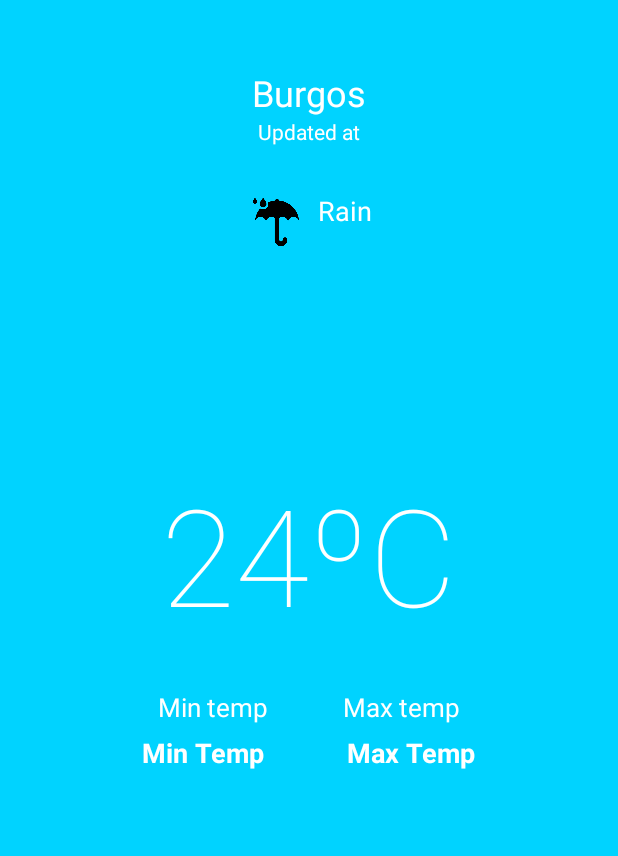
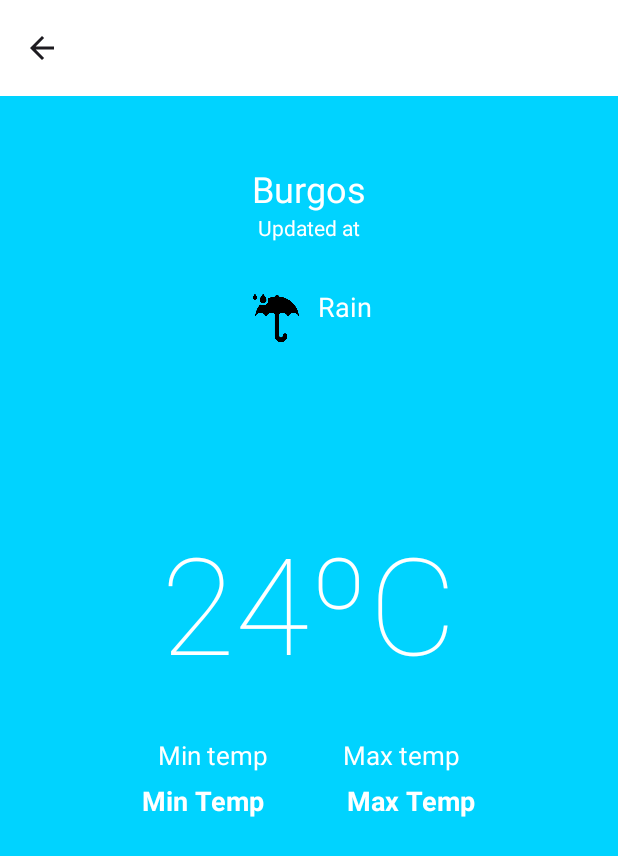
Before and after one commit to mariaperez15/myWeatherApp, an Android app: the SecondActivity screen opened directly, with no data from a screen before it, after a tap on "Burgos", on a phone screen of 412 x 824 dp. Shown: the top 856 px of the screen. Run offline under Robolectric (Android 15) with nearby library versions, the phone set to English and light mode, and no system bars.

Commit message:
añade toolbar en las dos segundas vistas (ciudades y detalles de ciudades)

```diff
--- a/app/src/main/AndroidManifest.xml
+++ b/app/src/main/AndroidManifest.xml
@@ -16,7 +16,7 @@
         tools:targetApi="31">
         <activity
             android:name=".SecondActivity"
-            android:exported="false" />
+            android:exported="false"/>
         <activity
             android:name=".MainActivity"
             android:exported="true">
--- a/app/src/main/java/com/example/myweatherapp/CityDetailFragment.kt
+++ b/app/src/main/java/com/example/myweatherapp/CityDetailFragment.kt
@@ -4,6 +4,7 @@ import android.util.Log
 import android.view.LayoutInflater
 import android.view.View
 import android.view.ViewGroup
+import androidx.appcompat.app.AppCompatActivity
 import androidx.fragment.app.Fragment
 import androidx.lifecycle.lifecycleScope
 import com.example.myweatherapp.City
@@ -36,6 +37,13 @@ class CityDetailFragment : Fragment() {
 
     override fun onViewCreated(view: View, savedInstanceState: Bundle?) {
         super.onViewCreated(view, savedInstanceState)
+
+
+
+        (activity as? AppCompatActivity)?.supportActionBar?.apply {
+            title = ""
+            setDisplayHomeAsUpEnabled(true)
+        }
 
         val retrofit = Retrofit.Builder()
             .baseUrl("https://api.open-meteo.com/")
--- a/app/src/main/res/layout/activity_second.xml
+++ b/app/src/main/res/layout/activity_second.xml
@@ -7,11 +7,21 @@
     android:id="@+id/second"
     tools:context=".SecondActivity">
 
+    <androidx.appcompat.widget.Toolbar
+        android:id="@+id/toolBar"
+        android:layout_width="match_parent"
+        android:layout_height="?attr/actionBarSize"
+        android:background="@color/white"
+        app:layout_constraintTop_toTopOf="parent"
+        android:theme="@style/ThemeOverlay.AppCompat.ActionBar"
+        android:elevation="4dp"
+        android:popupTheme="@style/ThemeOverlay.AppCompat.Light" />
+
     <androidx.recyclerview.widget.RecyclerView
         android:id="@+id/recycler"
         android:layout_width="0dp"
         android:layout_height="0dp"
-        app:layout_constraintTop_toTopOf="parent"
+        app:layout_constraintTop_toBottomOf="@id/toolBar"
         app:layout_constraintBottom_toBottomOf="parent"
         app:layout_constraintStart_toStartOf="parent"
         app:layout_constraintEnd_toEndOf="parent"
@@ -21,6 +31,9 @@
     <FrameLayout
         android:id="@+id/detailsCity"
         android:layout_width="match_parent"
-        android:layout_height="match_parent" />
+        android:layout_height="0dp"
+        app:layout_constraintTop_toBottomOf="@id/toolBar"
+        app:layout_constraintBottom_toBottomOf="parent"
+        tools:layout_editor_absoluteX="0dp" />
 
 </androidx.constraintlayout.widget.ConstraintLayout>
```
Also changed, not shown: app/src/main/java/com/example/myweatherapp/SecondActivity.kt (+27 -0 lines).
